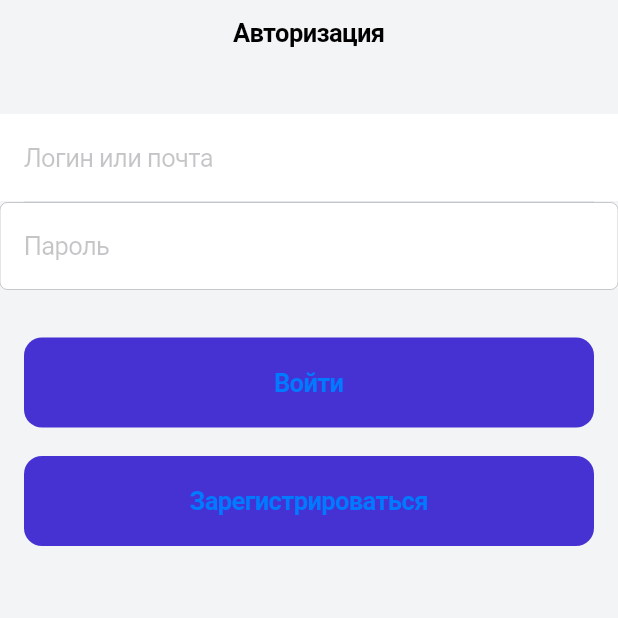
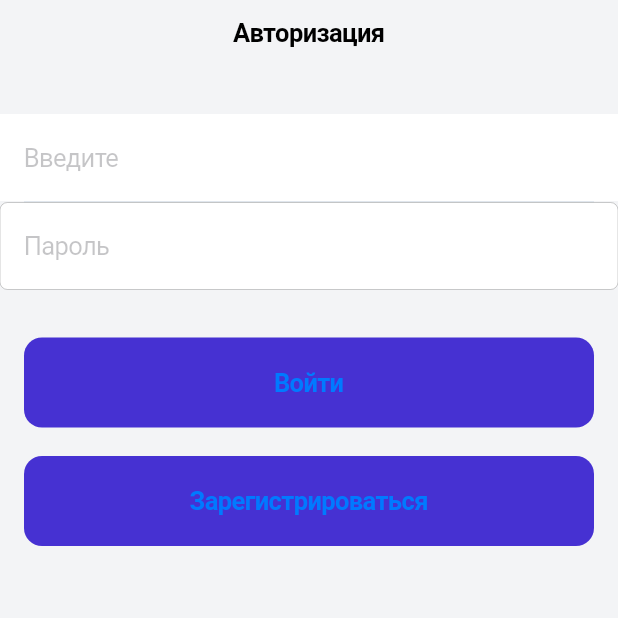
Before and after one commit to nur-git034m/Code_Union, a Flutter app: the screen it shows after launch, on a phone screen of 412 x 824 dp, the top half of it. Run offline on Flutter 3.47's test engine with Material 2 defaults, Android fonts, the phone set to English and light mode, and no system bars.

Commit message:
Initial commit

```diff
--- a/lib/main.dart
+++ b/lib/main.dart
@@ -1,4 +1,5 @@
 import 'package:flutter/cupertino.dart';
+import 'package:flutter_appl/src/common/constants/color_constants.dart';
 import 'package:flutter_appl/src/router/router.dart';
 import 'package:flutter_appl/src/screens/auth/auth_screen.dart';
 
@@ -14,6 +15,9 @@ class MyApp extends StatelessWidget {
       debugShowCheckedModeBanner: false,
        onGenerateRoute: AppRouter.generateRoute,
       home: AuthScreen(),
+      theme: CupertinoThemeData(
+        scaffoldBackgroundColor: AppColors.scaffoldBackground,
+      ),
     );
   }
 }
--- /dev/null
+++ b/lib/src/common/constants/color_constants.dart
@@ -0,0 +1,7 @@
+import 'package:flutter/painting.dart';
+
+class AppColors {
+  static const Color scaffoldBackground = Color(0xFFF3F4F6);
+  static const Color white = Color(0xFFFFFFFF);
+  static const Color main = Color(0xFF4631D2);
+}
--- /dev/null
+++ b/lib/src/common/constants/padding_constants.dart
@@ -0,0 +1,5 @@
+import 'package:flutter/painting.dart';
+
+class AppPaddings {
+  static const EdgeInsets horizontal = EdgeInsets.symmetric(horizontal: 16);
+}
--- a/lib/src/screens/auth/auth_screen.dart
+++ b/lib/src/screens/auth/auth_screen.dart
@@ -1,6 +1,7 @@
 import 'package:flutter/cupertino.dart';
+import 'package:flutter_appl/src/common/constants/color_constants.dart';
+import 'package:flutter_appl/src/common/constants/padding_constants.dart';
 import 'package:flutter_appl/src/router/routing_const.dart';
-import 'package:flutter_appl/src/screens/auth/register_screen.dart';
 
 class AuthScreen extends StatelessWidget {
   const AuthScreen({key}) : super(key: key);
@@ -23,13 +24,7 @@ class AuthScreen extends StatelessWidget {
           children: [
              SizedBox(height: 32,
             ),
-            CupertinoTextField(
-            decoration: BoxDecoration(
-            color: CupertinoColors.white,
-            ),
-              placeholder: 'Логин или почта',
-              padding: const EdgeInsets.symmetric(vertical: 19, horizontal: 16),
-            ),
+            CustomTextField(),
              Container(
               height: 1,
               color: Color(0xFFE0E6ED),
@@ -43,10 +38,10 @@ class AuthScreen extends StatelessWidget {
             ),
 
             Padding(
-      padding: const EdgeInsets.symmetric(horizontal: 16),
+      padding: AppPaddings.horizontal,
       child: CupertinoButton(
         padding: const EdgeInsets.symmetric(vertical: 20),
-        color: Color(0xFF4631D2),
+        color: AppColors.main,
         child: Text('Войти',
          style: TextStyle(fontWeight: FontWeight.bold),
         ),
@@ -56,10 +51,10 @@ class AuthScreen extends StatelessWidget {
              SizedBox(height: 19,
             ),
             Padding(
-      padding: const EdgeInsets.symmetric(horizontal: 16),
+      padding: AppPaddings.horizontal,
       child: CupertinoButton(
         padding: const EdgeInsets.symmetric(vertical: 20),
-        color: Color(0xFF4631D2),
+        color: AppColors.main,
 
         child: Text('Зарегистрироваться',
          style: TextStyle(
@@ -69,10 +64,31 @@ class AuthScreen extends StatelessWidget {
         onPressed: () {
         Navigator.pushNamed(context, RegisterRoute);
         },
-      ),),
+      ),
+      ),
           ],
         ),
       ),
     );
   }
 }
+
+class CustomTextField extends StatelessWidget {
+  const CustomTextField({
+    key,
+    this.placeholder = 'Введите',
+  }) : super(key: key);
+
+  final String placeholder;
+
+  @override
+  Widget build(BuildContext context) {
+    return CupertinoTextField(
+      placeholder: placeholder,
+      decoration: BoxDecoration(
+        color: CupertinoColors.white,
+      ),
+      padding: const EdgeInsets.symmetric(vertical: 19, horizontal: 16),
+    );
+  }
+}
--- a/lib/src/screens/auth/register_screen.dart
+++ b/lib/src/screens/auth/register_screen.dart
@@ -1,5 +1,7 @@
 import 'package:flutter/cupertino.dart';
 import 'package:flutter/material.dart';
+import 'package:flutter_appl/src/common/constants/color_constants.dart';
+import 'package:flutter_appl/src/common/constants/padding_constants.dart';
 
 class RegisterScreen extends StatelessWidget {
   const RegisterScreen({key}) : super(key: key);
@@ -73,10 +75,10 @@ class RegisterScreen extends StatelessWidget {
 
             Padding(
 
-      padding: const EdgeInsets.symmetric(horizontal: 16),
+      padding: AppPaddings.horizontal,
       child: CupertinoButton(
         padding: const EdgeInsets.symmetric(vertical: 20),
-        color: Color(0xFF4631D2),
+        color: AppColors.main,
         child: Text('Создать аккаунт',
          style: TextStyle(fontWeight: FontWeight.bold),
         ),
```
Also changed, not shown: lib/src/common/widgets/custom_button.dart (added), lib/src/common/widgets/custom_text_field.dart (added), lib/src/common/widgets/text_field_divider.dart (added).
